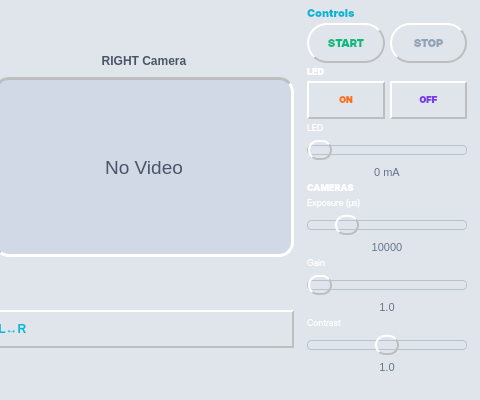
SupernovaIndustries/unlook-standalone, file src/gui/ui/camera_preview_widget.ui: the form before one commit; both pictures show x 320 to 800 and y 0 to 400 of the 800 by 400 pixel window.
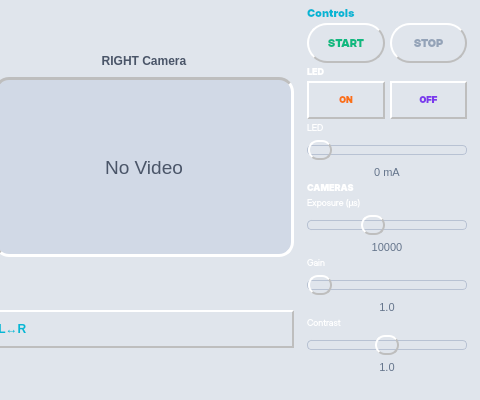
The form after the commit.

Commit message: CRITICAL FIX: Point cloud PLY file now saved to debug folder

```diff
--- a/src/gui/ui/camera_preview_widget.ui
+++ b/src/gui/ui/camera_preview_widget.ui
@@ -753,7 +753,7 @@
           <number>50000</number>
          </property>
          <property name="value">
-          <number>10000</number>
+          <number>20000</number>
          </property>
          <property name="orientation">
           <enum>Qt::Horizontal</enum>
```
The commit also changes 2 other files.
